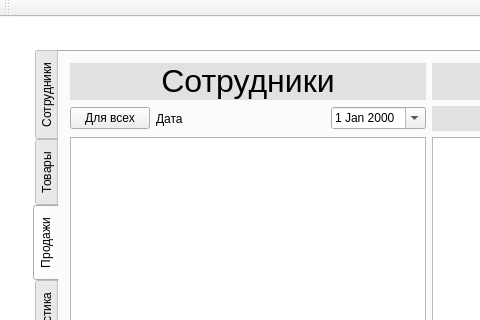
Qt form iSalary/iSalary/mainwindow.ui (Polikarpova/iSalary) before a commit; both pictures show x 0 to 480 and y 0 to 320 of the 833 by 693 pixel window.
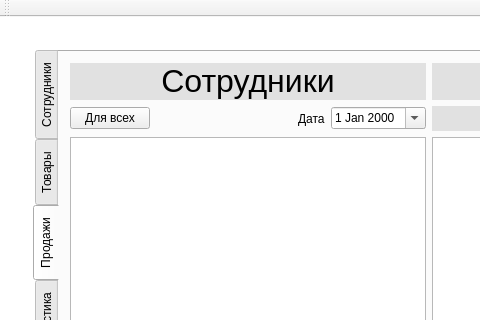
The same form after that commit. The open tabs and pages were chosen to show the change.

Commit message: Убраны разделители между надписью и календарём на странице "Продажи" Теперь они стоят между кнопкой "Для всех" и надписью "Дата"

```diff
--- a/iSalary/iSalary/mainwindow.ui
+++ b/iSalary/iSalary/mainwindow.ui
@@ -1023,13 +1023,6 @@
                       </property>
                      </widget>
                     </item>
-                    <item>
-                     <widget class="QLabel" name="label_45">
-                      <property name="text">
-                       <string>Дата</string>
-                      </property>
-                     </widget>
-                    </item>
                     <item>
                      <spacer name="horizontalSpacer_7">
                       <property name="orientation">
@@ -1059,6 +1052,13 @@
                       </property>
                      </spacer>
                     </item>
+                    <item>
+                     <widget class="QLabel" name="label_45">
+                      <property name="text">
+                       <string>Дата</string>
+                      </property>
+                     </widget>
+                    </item>
                     <item>
                      <widget class="QDateEdit" name="salesDateInput">
                       <property name="enabled">
```
Left out of the diff: 2 changed lines with no effect on the pictures.
